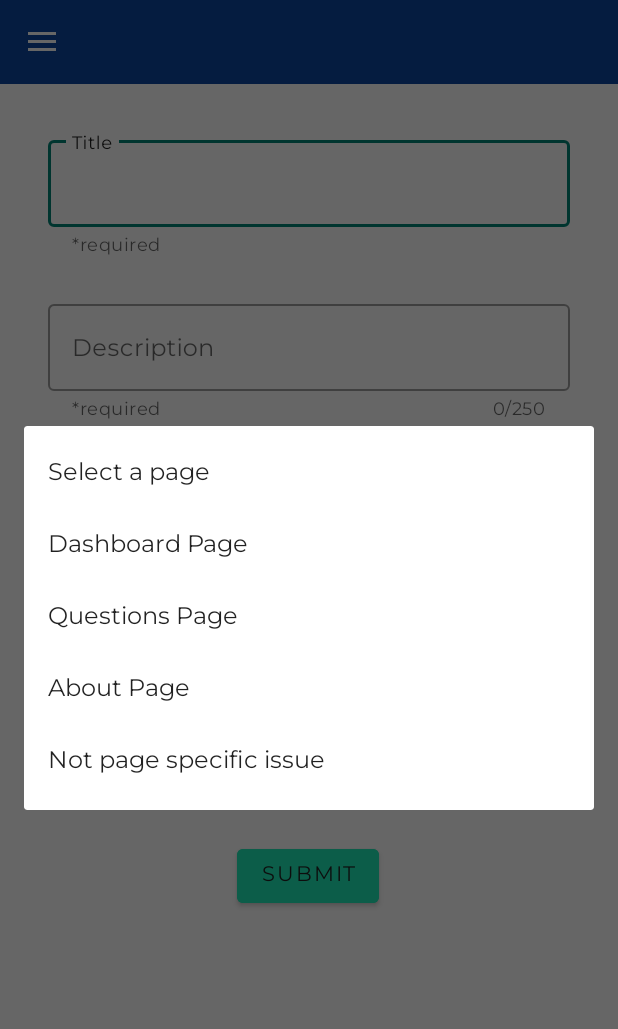
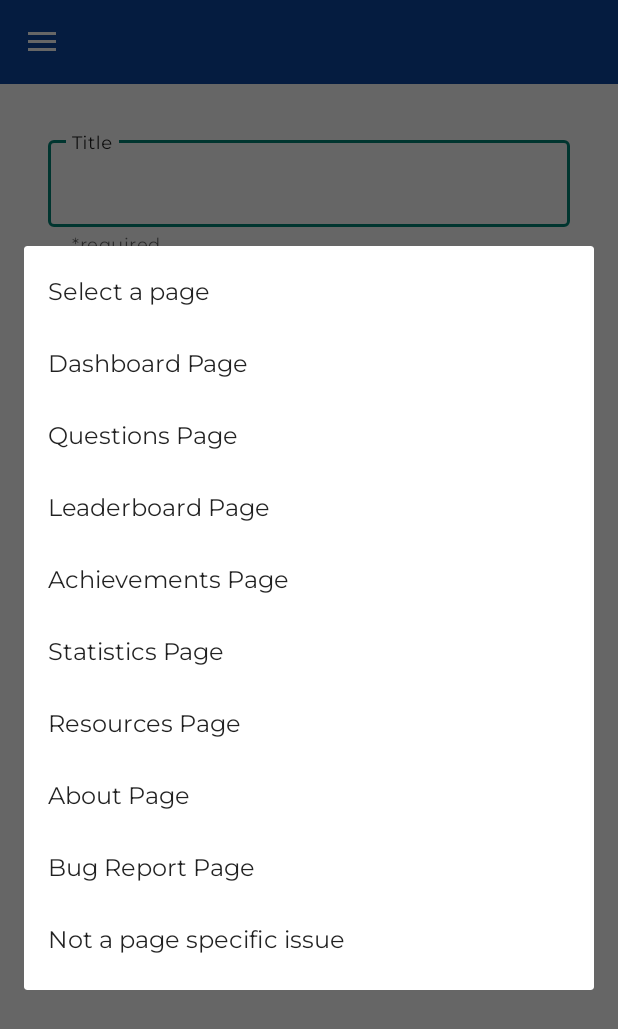
Before and after one commit to Ninkuk/FBLA_Mobile_App_Development, an Android app: the fragment BugReportFragment placed in its activity, after a tap on "Select a page", on a phone screen of 412 x 824 dp. Shown: the top 1029 px of the screen. Run offline under Robolectric (Android 15) with nearby library versions, the phone set to English and light mode, and no system bars; our stand-ins replace Firebase (no records; nobody signed in at launch, a user with empty details on screens opened directly), Picasso; pictures from the network do not load; 10 statements that could not run were skipped.

Commit message:
Added more features to the bug reporting system

```diff
--- a/app/src/main/java/com/pathtofblaquiz/pathtofbla/BugReportFragment.kt
+++ b/app/src/main/java/com/pathtofblaquiz/pathtofbla/BugReportFragment.kt
@@ -23,7 +23,18 @@ import java.util.*
 class BugReportFragment : Fragment() {
 
     //this list contains the options for spinner used to select the page
-    val pageOptions = arrayOf("Select a page", "Dashboard Page", "Questions Page", "About Page", "Not page specific issue")
+    val pageOptions = arrayOf(
+        "Select a page",
+        "Dashboard Page",
+        "Questions Page",
+        "Leaderboard Page",
+        "Achievements Page",
+        "Statistics Page",
+        "Resources Page",
+        "About Page",
+        "Bug Report Page",
+        "Not a page specific issue"
+    )
 
     //this string is initialized in the getSpinnerValue and used in the submitReport function
     lateinit var selectedPage: String
```
